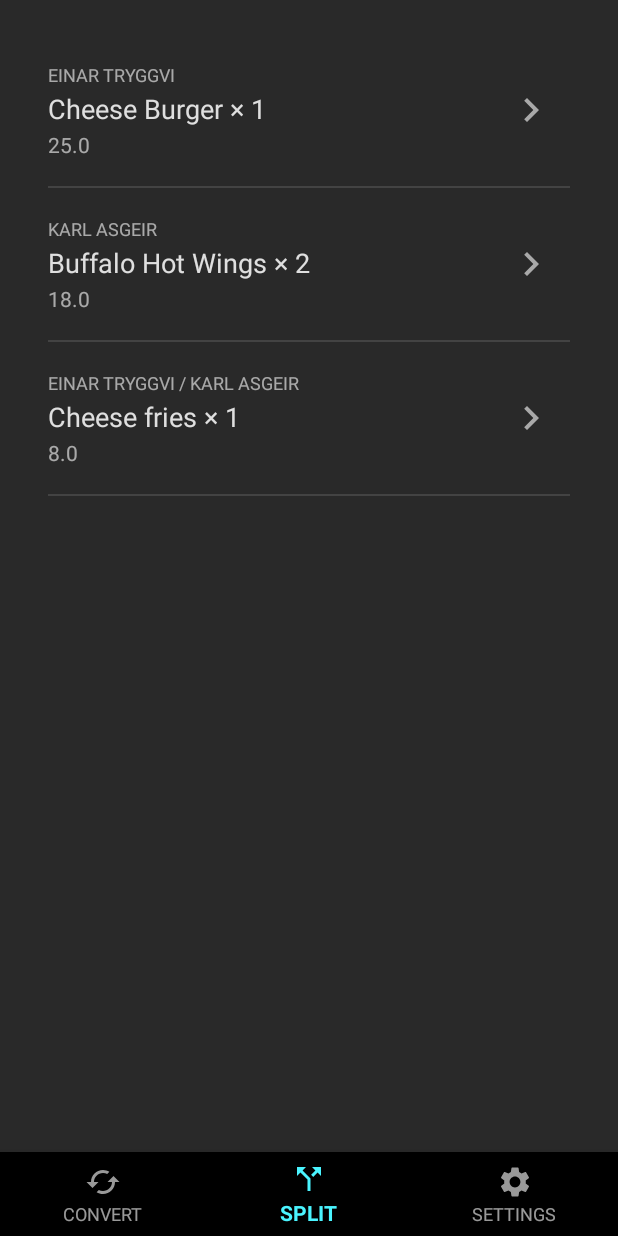
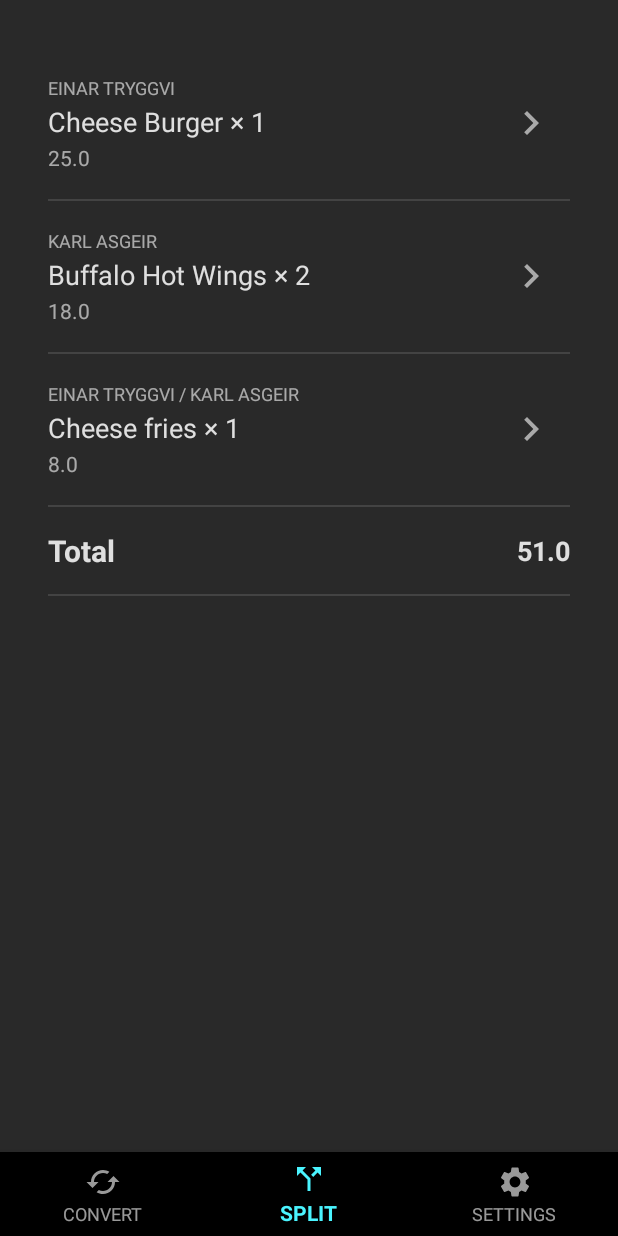
Before and after one commit to Travelcy/Travelcy, an Android app: the SplitFragment screen opened through its navigation route, on a phone screen of 412 x 824 dp. Run offline under Robolectric (Android 15) with nearby library versions, the phone set to English and light mode, and no system bars; our stand-ins replace navigation-ui.

Commit message:
Add total amount element to bill.

```diff
--- a/app/src/main/java/com/travelcy/travelcy/ui/split/SplitFragment.kt
+++ b/app/src/main/java/com/travelcy/travelcy/ui/split/SplitFragment.kt
@@ -75,6 +75,10 @@ class SplitFragment : Fragment() {
             billItemsView.addView(billItemView)
         }
 
+        val totalAmountView: TextView = root.findViewById(R.id.bill_total_amount)
+
+        totalAmountView.text = billItems.sumByDouble { it.amount }.toString()
+
 //        splitViewModel.text.observe(viewLifecycleOwner, Observer {
 //            textView.text = it
 //        })
--- a/app/src/main/res/layout/bill_item.xml
+++ b/app/src/main/res/layout/bill_item.xml
@@ -3,12 +3,12 @@
     android:layout_width="match_parent"
     android:layout_height="wrap_content"
     xmlns:app="http://schemas.android.com/apk/res-auto"
-    android:paddingVertical="9dp">
+    >
     <RelativeLayout
         android:id="@+id/bill_item_content"
         android:layout_width="match_parent"
         android:layout_height="wrap_content"
-        android:layout_marginBottom="18dp"
+        android:paddingVertical="18dp"
         >
         <TextView
             android:id="@+id/bill_item_persons"
--- a/app/src/main/res/layout/fragment_split.xml
+++ b/app/src/main/res/layout/fragment_split.xml
@@ -1,15 +1,49 @@
 <?xml version="1.0" encoding="utf-8"?>
-<androidx.constraintlayout.widget.ConstraintLayout xmlns:android="http://schemas.android.com/apk/res/android"
+<LinearLayout xmlns:android="http://schemas.android.com/apk/res/android"
     xmlns:app="http://schemas.android.com/apk/res-auto"
     xmlns:tools="http://schemas.android.com/tools"
     android:layout_width="match_parent"
     android:layout_height="match_parent"
-    tools:context=".ui.split.SplitFragment">
+    tools:context=".ui.split.SplitFragment"
+    android:orientation="vertical"
+    android:padding="32dp"
+    >
 
     <LinearLayout
         android:id="@+id/bill_items"
         android:layout_width="match_parent"
-        android:layout_height="match_parent"
-        android:orientation="vertical"
-        android:padding="32dp" />
-</androidx.constraintlayout.widget.ConstraintLayout>
+        android:layout_height="wrap_content"
+        android:orientation="vertical" />
+
+    <RelativeLayout
+        android:layout_width="match_parent"
+        android:layout_height="wrap_content"
+        android:paddingVertical="15dp">
+        <TextView
+            android:layout_width="wrap_content"
+            android:layout_height="wrap_content"
+            android:textColor="@color/colorMainFont"
+            android:textStyle="bold"
+            android:textSize="20sp"
+            android:layout_centerVertical="true"
+            android:text="@string/bill_total_amount"
+            />
+        <TextView
+            android:id="@+id/bill_total_amount"
+            android:layout_width="wrap_content"
+            android:layout_height="wrap_content"
+            android:textColor="@color/colorMainFont"
+            android:textStyle="bold"
+            android:textSize="18sp"
+            android:textAlignment="textEnd"
+            android:text="$100"
+            android:layout_centerVertical="true"
+            android:layout_alignParentEnd="true"
+            />
+    </RelativeLayout>
+
+    <View
+        android:layout_width="match_parent"
+        android:layout_height="1dp"
+        android:background="@color/colorSeparator" />
+</LinearLayout>
--- a/app/src/main/res/values/strings.xml
+++ b/app/src/main/res/values/strings.xml
@@ -3,4 +3,5 @@
     <string name="title_convert">CONVERT</string>
     <string name="title_split">SPLIT</string>
     <string name="title_settings">SETTINGS</string>
+    <string name="bill_total_amount">Total</string>
 </resources>
```
